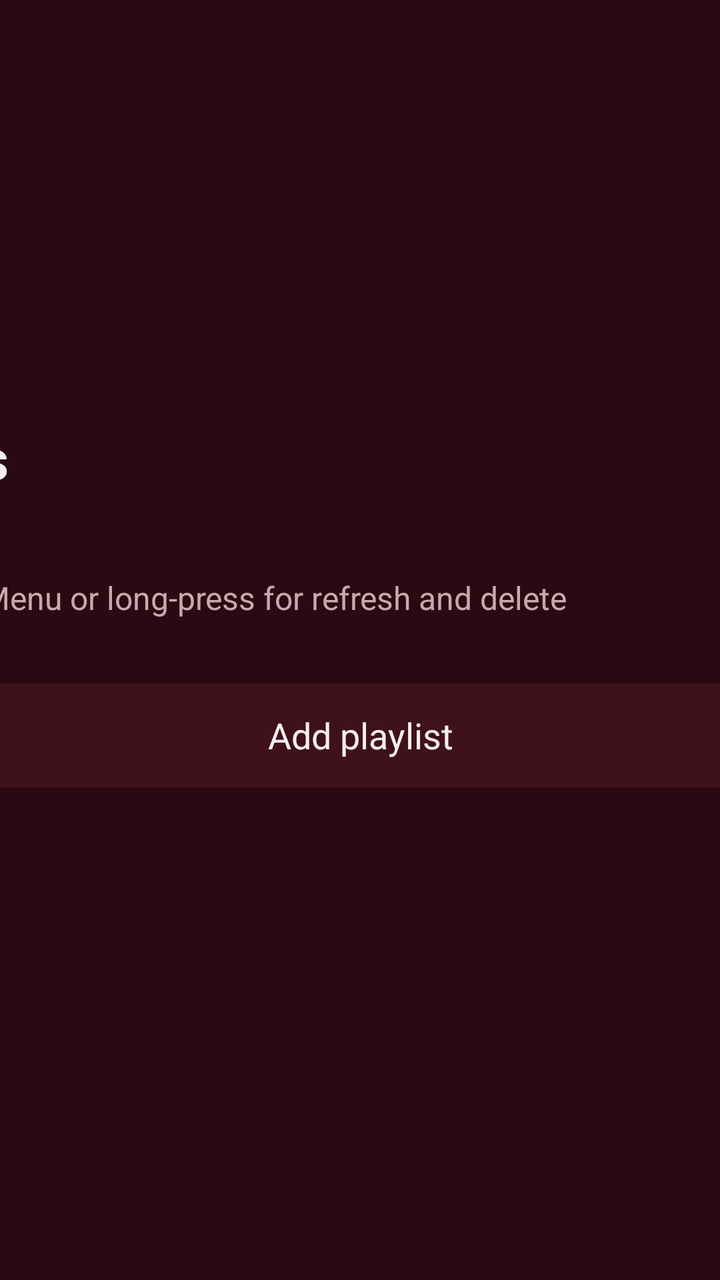
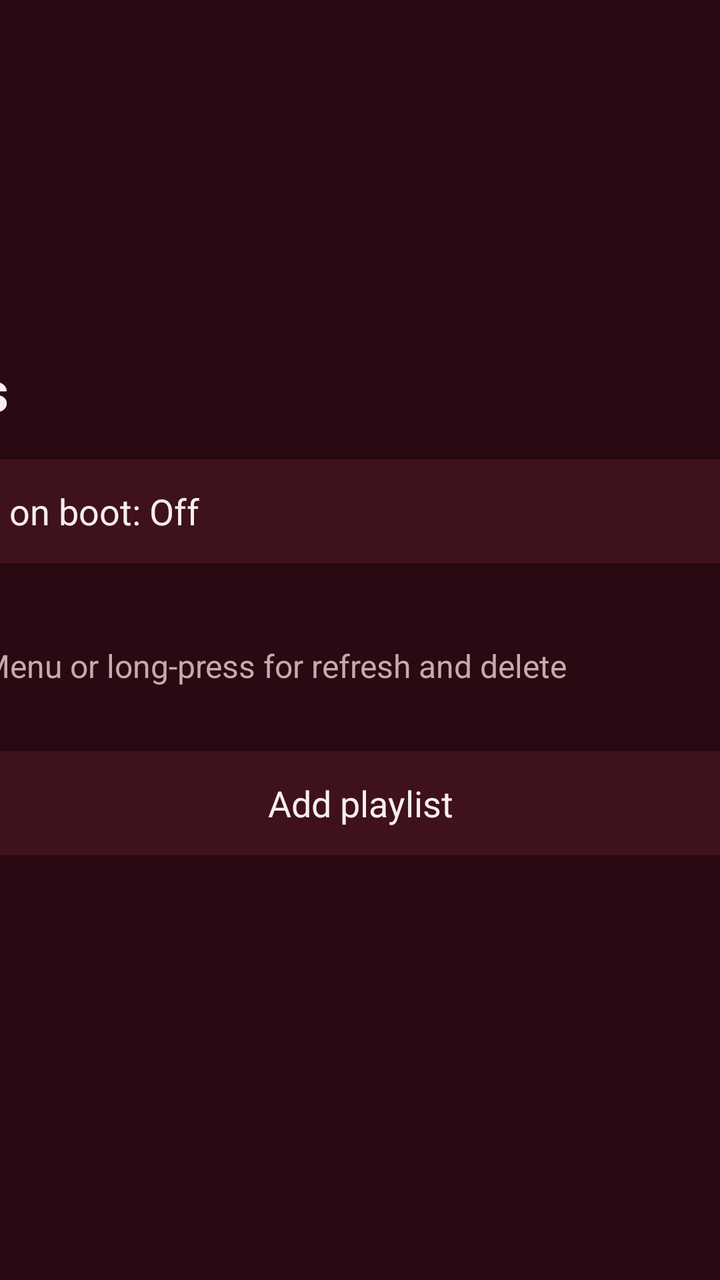

Screens rendered from an Android XML layout before and after an edit, with the pre-edit source and the edit as a unified diff.
<!-- AndroidManifest.xml: application theme Theme.IptvPlayer -->
<!-- res/layout/screen_playlists.xml -->
<?xml version="1.0" encoding="utf-8"?>
<FrameLayout xmlns:android="http://schemas.android.com/apk/res/android"
    android:layout_width="match_parent"
    android:layout_height="match_parent"
    android:background="@color/background">

    <LinearLayout
        android:layout_width="560dp"
        android:layout_height="wrap_content"
        android:layout_gravity="center"
        android:orientation="vertical">

        <TextView
            style="@style/Text.Title"
            android:layout_width="wrap_content"
            android:layout_height="wrap_content"
            android:text="@string/settings" />

        <TextView
            style="@style/Text.Body"
            android:layout_width="wrap_content"
            android:layout_height="wrap_content"
            android:layout_marginTop="12dp"
            android:text="@string/playlists"
            android:textStyle="bold" />

        <TextView
            style="@style/Text.Secondary"
            android:layout_width="wrap_content"
            android:layout_height="wrap_content"
            android:layout_marginTop="4dp"
            android:text="OK to open · Menu or long-press for refresh and delete" />

        <LinearLayout
            android:id="@+id/list"
            android:layout_width="match_parent"
            android:layout_height="wrap_content"
            android:layout_marginTop="16dp"
            android:orientation="vertical" />

        <TextView
            android:id="@+id/add"
            style="@style/TileButton"
            android:layout_width="match_parent"
            android:layout_marginTop="16dp"
            android:text="@string/add_playlist" />

        <LinearLayout
            android:layout_width="match_parent"
            android:layout_height="wrap_content"
            android:layout_marginTop="12dp"
            android:gravity="center_vertical"
            android:minHeight="24dp"
            android:orientation="horizontal">

            
            <io.github.sardinemehico.iptvplayer.ui.LoadingDots
                android:id="@+id/busy"
                android:layout_width="40dp"
                android:layout_height="10dp"
                android:layout_marginEnd="12dp"
                android:visibility="gone" />

            <TextView
                android:id="@+id/message"
                style="@style/Text.Secondary"
                android:layout_width="0dp"
                android:layout_height="wrap_content"
                android:layout_weight="1" />
        </LinearLayout>
    </LinearLayout>
</FrameLayout>
<!-- resources referenced by this layout -->
<resources>
  <color name="background">#FF2A0A12</color>
  <string name="add_playlist">Add playlist</string>
  <string name="playlists">Playlists</string>
  <string name="settings">Settings</string>
  <style name="Text.Body" parent="">
          <item name="android:textColor">@color/text_primary</item>
          <item name="android:textSize">18sp</item>
      </style>
  <style name="Text.Secondary" parent="">
          <item name="android:textColor">@color/text_secondary</item>
          <item name="android:textSize">16sp</item>
      </style>
  <style name="Text.Title" parent="">
          <item name="android:textColor">@color/text_primary</item>
          <item name="android:textSize">28sp</item>
          <item name="android:textStyle">bold</item>
      </style>
  <style name="TileButton" parent="">
          <item name="android:layout_height">52dp</item>
          <item name="android:background">@drawable/bg_tile</item>
          <item name="android:focusable">true</item>
          <item name="android:gravity">center</item>
          <item name="android:paddingStart">20dp</item>
          <item name="android:paddingEnd">20dp</item>
          <item name="android:textColor">@color/text_primary</item>
          <item name="android:textSize">18sp</item>
          <item name="android:stateListAnimator">@null</item>
      </style>
  <style name="Theme.IptvPlayer" parent="android:Theme.Material.NoActionBar.Fullscreen">
          <item name="android:windowBackground">@color/background</item>
          <item name="android:colorBackground">@color/background</item>
          <item name="android:colorAccent">@color/accent</item>
          <item name="android:windowContentOverlay">@null</item>
      </style>
  <color name="text_primary">#FFF7EEF0</color>
  <color name="text_secondary">#FFC9A9B0</color>
  <!-- drawable bg_tile (drawable) -->
  <?xml version="1.0" encoding="utf-8"?>
  <selector xmlns:android="http://schemas.android.com/apk/res/android">
      <item android:state_focused="true">
          <shape android:shape="rectangle">
              <solid android:color="@color/accent" />
              <corners android:radius="10dp" />
          </shape>
      </item>
      
      <item android:state_activated="true">
          <shape android:shape="rectangle">
              <solid android:color="@color/surface_active" />
              <corners android:radius="10dp" />
          </shape>
      </item>
      <item>
          <shape android:shape="rectangle">
              <solid android:color="@color/surface" />
              <corners android:radius="10dp" />
          </shape>
      </item>
  </selector>
  <color name="accent">#FFB0243F</color>
  <color name="surface_active">#FF5E1A2A</color>
  <color name="surface">#FF3F111C</color>
</resources>

<!-- the commit's change to res/layout/screen_playlists.xml (unified diff, before → after) -->
@@ -4,10 +4,19 @@
     android:layout_height="match_parent"
     android:background="@color/background">
 
-    <LinearLayout
+    
+    <ScrollView
         android:layout_width="560dp"
         android:layout_height="wrap_content"
         android:layout_gravity="center"
+        android:paddingTop="24dp"
+        android:paddingBottom="24dp"
+        android:clipToPadding="false"
+        android:scrollbars="none">
+
+    <LinearLayout
+        android:layout_width="match_parent"
+        android:layout_height="wrap_content"
         android:orientation="vertical">
 
         <TextView
@@ -15,6 +24,14 @@
             android:layout_width="wrap_content"
             android:layout_height="wrap_content"
             android:text="@string/settings" />
+
+        <TextView
+            android:id="@+id/auto_start"
+            style="@style/TileButton"
+            android:layout_width="match_parent"
+            android:layout_marginTop="16dp"
+            android:gravity="center_vertical|start"
+            android:text="@string/auto_start_off" />
 
         <TextView
             style="@style/Text.Body"
@@ -69,4 +86,5 @@
                 android:layout_weight="1" />
         </LinearLayout>
     </LinearLayout>
+    </ScrollView>
 </FrameLayout>
<!-- resource entries referenced after the edit -->
@@ -2,6 +2,7 @@
 <resources>
   <color name="background">#FF2A0A12</color>
   <string name="add_playlist">Add playlist</string>
+  <string name="auto_start_off">Auto-start on boot: Off</string>
   <string name="playlists">Playlists</string>
   <string name="settings">Settings</string>
   <style name="Text.Body" parent="">
